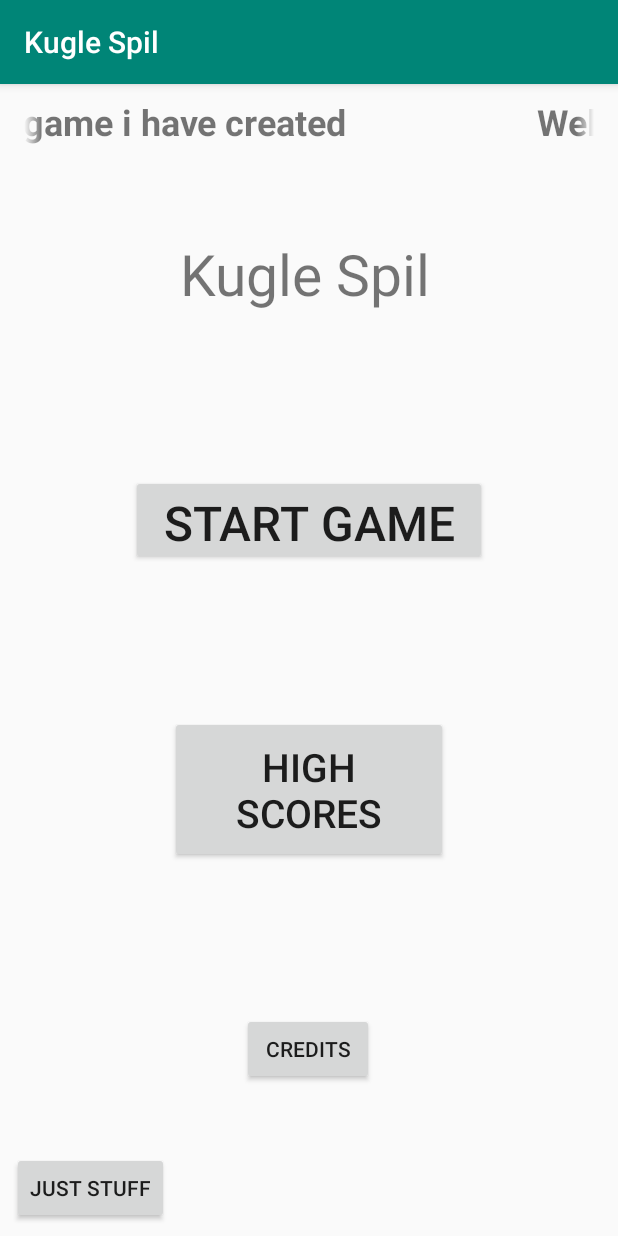
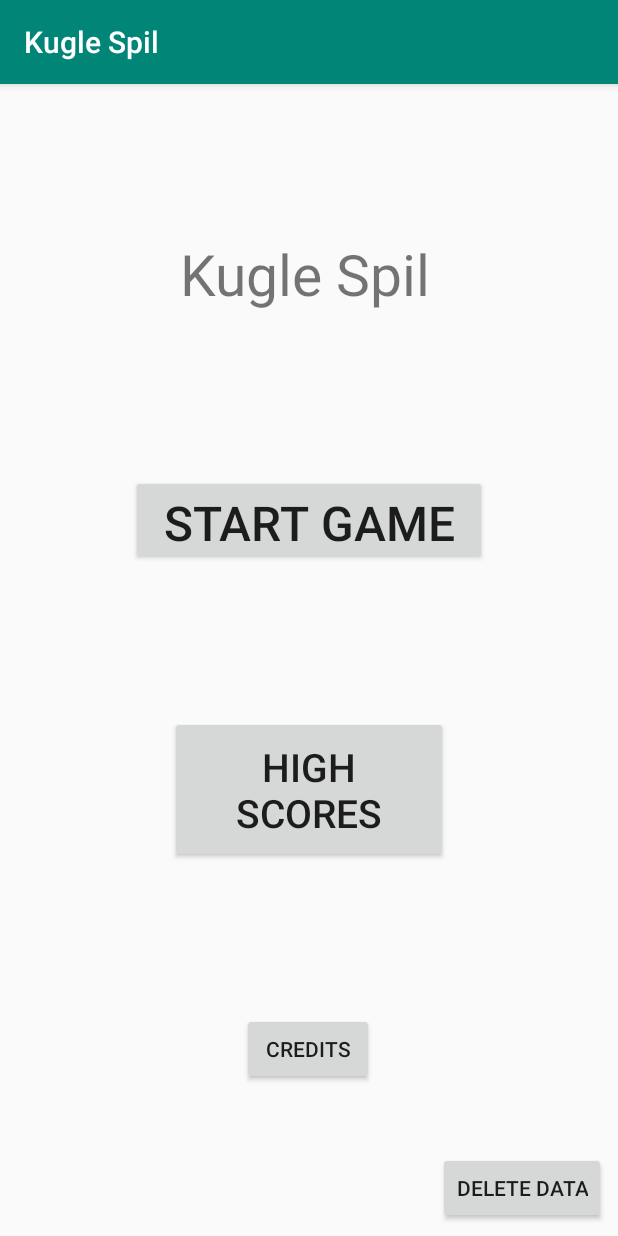
Before and after one commit to Shuhab-Siddigi/AndriodGame, an Android app: the screen it shows after launch (FrontPage), on a phone screen of 412 x 824 dp. Run offline under Robolectric (Android 15) with nearby library versions, the phone set to English and light mode, and no system bars.

Commit message:
Phone Text working (ok)

```diff
--- a/app/src/main/java/dk/dtu/mitprojektarkiv/FrontPage.java
+++ b/app/src/main/java/dk/dtu/mitprojektarkiv/FrontPage.java
@@ -6,6 +6,7 @@
 import android.content.DialogInterface;
 import android.content.Intent;
 import android.content.res.Configuration;
+import android.database.sqlite.SQLiteDatabase;
 import android.graphics.Bitmap;
 import android.os.Bundle;
 import android.provider.MediaStore;
@@ -20,9 +21,11 @@
 
     // Properties
 
-    Button startGameBtn, highScoreBtn, creditsBtn, justStuffBtn;
+    Button startGameBtn, highScoreBtn, creditsBtn, justStuffBtn,deleteDataBtn;
 
     ImageView imageView;
+
+    SqlLiteDataBase sqlLiteDataBase;
 
 
     @Override
@@ -35,12 +38,14 @@
         highScoreBtn = (Button) findViewById(R.id.highScore);
         creditsBtn = (Button) findViewById(R.id.credits);
         justStuffBtn = (Button) findViewById(R.id.justStuffBtn);
+        deleteDataBtn = (Button) findViewById(R.id.deleteBtn);
 
         // Button Listener
         startGameBtn.setOnClickListener(this);
         highScoreBtn.setOnClickListener(this);
         creditsBtn.setOnClickListener(this);
         justStuffBtn.setOnClickListener(this);
+        deleteDataBtn.setOnClickListener(this);
 
         // Creating moving text for front Page
         TextView welcomScreen = (TextView) this.findViewById(R.id.welcomeScreen);
@@ -54,6 +59,9 @@
 
         // Camera
         imageView = (ImageView) findViewById(R.id.imageView);
+
+        // Sql Data base
+        sqlLiteDataBase = new SqlLiteDataBase(this);
 
     }
 
@@ -73,6 +81,9 @@
                 startActivity(i);
             } else if (view == justStuffBtn) {
                 Intent intent = new Intent(MediaStore.ACTION_IMAGE_CAPTURE);
+                startActivityForResult(intent, 0);
+            }else if (view == deleteDataBtn){
+                Intent intent = new Intent(this,DeletePlayer.class);
                 startActivityForResult(intent, 0);
             } else {
                 System.out.println("Front Page activity intent went Wrong");
@@ -105,9 +116,10 @@
 
     @Override
     protected void onActivityResult(int requestCode, int resultCode, Intent data) {
-        super.onActivityResult(requestCode, resultCode, data);
-        Bitmap bitmap = (Bitmap) data.getExtras().get("data");
-        imageView.setImageBitmap(bitmap);
+            super.onActivityResult(requestCode, resultCode, data);
+            Bitmap bitmap = (Bitmap) data.getExtras().get("data");
+            imageView.setImageBitmap(bitmap);
+
     }
 
 
--- a/app/src/main/java/dk/dtu/mitprojektarkiv/GameView.java
+++ b/app/src/main/java/dk/dtu/mitprojektarkiv/GameView.java
@@ -212,3 +212,6 @@
         else this.currentBitmap = this.dinoWalkRight.get(0);
     }
 }
+
+
+// Update Class for the Points
--- a/app/src/main/res/layout/activity_frontpage.xml
+++ b/app/src/main/res/layout/activity_frontpage.xml
@@ -89,13 +89,33 @@
 
     <ImageView
         android:id="@+id/imageView"
-        android:layout_width="157dp"
-        android:layout_height="231dp"
+        android:layout_width="170dp"
+        android:layout_height="172dp"
+        android:layout_marginStart="8dp"
+        android:layout_marginTop="8dp"
+        android:layout_marginEnd="8dp"
+        android:layout_marginBottom="8dp"
         android:contentDescription="@string/cameraDescription"
+        app:layout_constraintBottom_toTopOf="@+id/startGame"
+        app:layout_constraintEnd_toEndOf="parent"
+        app:layout_constraintStart_toStartOf="parent"
+        app:layout_constraintTop_toTopOf="parent"
+        app:layout_constraintVertical_bias="0.0" />
+
+    <Button
+        android:id="@+id/deleteBtn"
+        android:layout_width="wrap_content"
+        android:layout_height="wrap_content"
+        android:layout_marginStart="8dp"
+        android:layout_marginTop="8dp"
+        android:layout_marginEnd="8dp"
+        android:layout_marginBottom="8dp"
+        android:text="@string/deleteData"
         app:layout_constraintBottom_toBottomOf="parent"
         app:layout_constraintEnd_toEndOf="parent"
-        app:layout_constraintHorizontal_bias="0.5"
-        app:layout_constraintStart_toEndOf="@+id/credits"
-        app:layout_constraintTop_toBottomOf="@+id/highScore" />
+        app:layout_constraintHorizontal_bias="1.0"
+        app:layout_constraintStart_toStartOf="parent"
+        app:layout_constraintTop_toTopOf="parent"
+        app:layout_constraintVertical_bias="1.0" />
 
 </androidx.constraintlayout.widget.ConstraintLayout>
--- a/app/src/main/res/layout/activity_pop_up.xml
+++ b/app/src/main/res/layout/activity_pop_up.xml
@@ -18,7 +18,7 @@
         app:layout_constraintStart_toStartOf="parent" />
 
     <EditText
-        android:id="@+id/editText2"
+        android:id="@+id/PlayerName"
         android:layout_width="wrap_content"
         android:layout_height="wrap_content"
         android:layout_marginTop="24dp"
--- a/app/src/main/res/values/strings.xml
+++ b/app/src/main/res/values/strings.xml
@@ -15,8 +15,11 @@
     <string name="editPlayer"></string>
     <string name="editPoints"></string>
     <string name="editId"></string>
+    <string name="deleteData">Delete Data</string>
     <string name="addPlayer">Add Player</string>
     <string name="addPlayerTitle">Please add player name</string>
+    <string name="insertPlayerID">Insert Player ID</string>
+    <string name="deletePlayer">Delete Player </string>
     <string name="loremIpSum">Lorem ipsum dolor sit amet, consectetur adipiscing elit, sed do eiusmod tempor incididunt ut labore et dolore magna aliqua. Phasellus faucibus scelerisque eleifend donec pretium vulputate sapien nec sagittis. Habitant morbi tristique senectus et netus et malesuada fames. Aliquet bibendum enim facilisis gravida neque convallis a cras. Et ligula ullamcorper malesuada proin. Auctor augue mauris augue neque gravida in fermentum et. Neque ornare aenean euismod elementum nisi quis eleifend quam adipiscing. Nisl nunc mi ipsum faucibus. Viverra tellus in hac habitasse platea dictumst. Arcu cursus vitae congue mauris rhoncus aenean vel elit scelerisque. Ultrices gravida dictum fusce ut placerat orci nulla pellentesque dignissim. Eu tincidunt tortor aliquam nulla facilisi cras. Morbi leo urna molestie at elementum eu facilisis sed.
 Varius morbi enim nunc faucibus. Montes nascetur ridiculus mus mauris vitae ultricies. Nulla at volutpat diam ut venenatis. Eget egestas purus viverra accumsan in nisl nisi. Eu tincidunt tortor aliquam nulla facilisi cras. Platea dictumst vestibulum rhoncus est pellentesque elit. Purus semper eget duis at tellus at. Quis viverra nibh cras pulvinar mattis nunc sed blandit libero. Maecenas sed enim ut sem viverra aliquet eget. Aenean vel elit scelerisque mauris pellentesque pulvinar pellentesque habitant. Netus et malesuada fames ac. Dolor sit amet consectetur adipiscing elit. Amet justo donec enim diam vulputate ut pharetra. Iaculis urna id volutpat lacus. Pellentesque eu tincidunt tortor aliquam nulla facilisi cras. Malesuada bibendum arcu vitae elementum curabitur vitae. Porta lorem mollis aliquam ut porttitor leo a diam sollicitudin. Ac orci phasellus egestas tellus rutrum.
     </string>
```
Also changed, not shown: app/src/main/AndroidManifest.xml (+4 -3 lines), app/src/main/java/dk/dtu/mitprojektarkiv/DeletePlayer.java (added, +71 -0 lines), app/src/main/java/dk/dtu/mitprojektarkiv/HighScore.java (+7 -9 lines), app/src/main/java/dk/dtu/mitprojektarkiv/PopUpActivity.java (+34 -12 lines), app/src/main/java/dk/dtu/mitprojektarkiv/SqlLiteDataBase.java (+19 -7 lines), app/src/main/res/layout/activity_delete_player.xml (added, +58 -0 lines).
